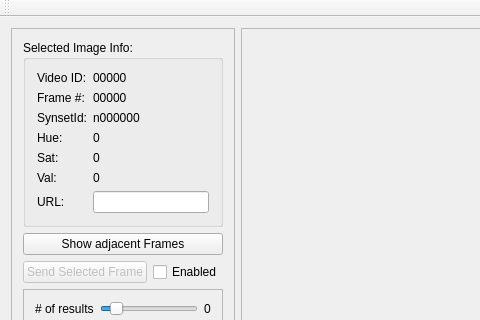
Qt form VideoRetrievalBrowser/mainwindow.ui (theuerse/vr18) before a commit; both pictures show x 0 to 480 and y 0 to 320 of the 806 by 679 pixel window.
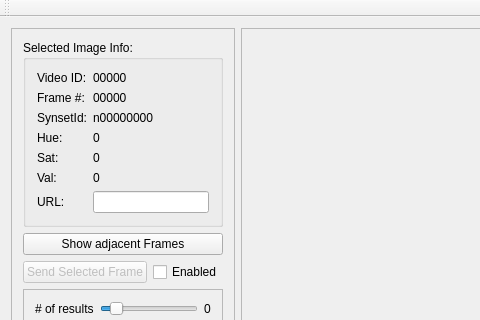
The same form after that commit.

Patch:
```diff
--- a/VideoRetrievalBrowser/mainwindow.ui
+++ b/VideoRetrievalBrowser/mainwindow.ui
@@ -84,7 +84,7 @@
           <item row="2" column="1">
            <widget class="QLabel" name="synsetLabel">
             <property name="text">
-             <string>n000000</string>
+             <string>n00000000</string>
             </property>
            </widget>
           </item>
```
Left out of the diff: 4 changed lines with no effect on the pictures.
